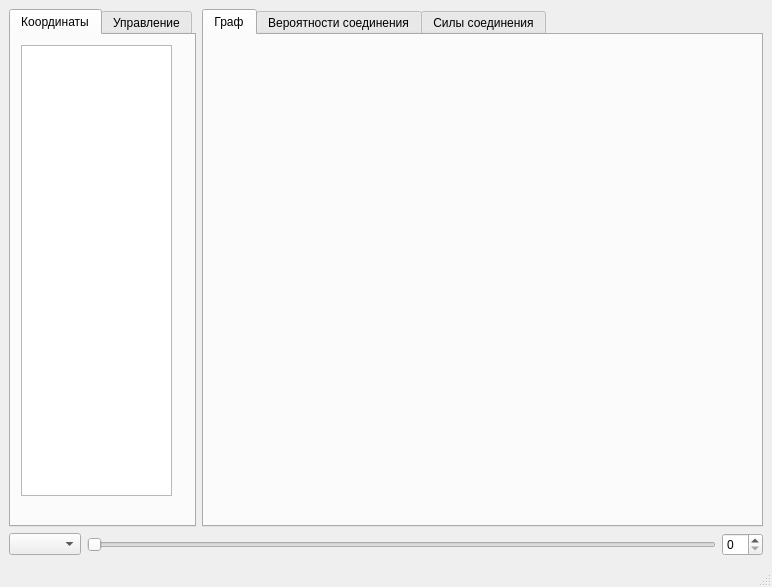
The window that forms/display_structure.ui (rmksrv/Multilevel_Hierarchy) describes before a commit, drawn with Qt 5.
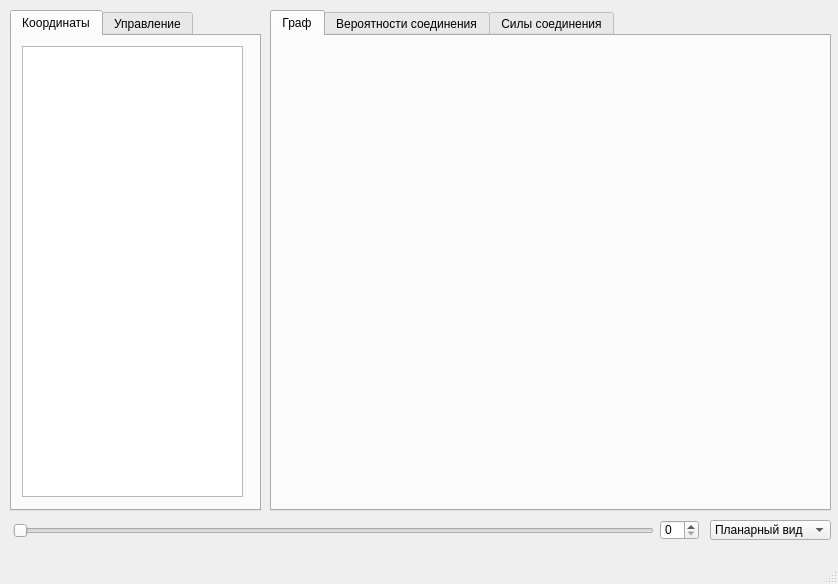
The same window after the commit. Custom widgets are drawn as their Qt base class.

Commit message: added support of several graph layouts drawing

The edit to the form file:
```diff
--- a/forms/display_structure.ui
+++ b/forms/display_structure.ui
@@ -6,19 +6,23 @@
    <rect>
     <x>0</x>
     <y>0</y>
-    <width>772</width>
-    <height>587</height>
+    <width>838</width>
+    <height>584</height>
    </rect>
   </property>
   <property name="windowTitle">
    <string>MainWindow</string>
   </property>
   <widget class="QWidget" name="centralwidget">
-   <layout class="QVBoxLayout" name="verticalLayout">
-    <item>
-     <layout class="QHBoxLayout" name="horizontalLayout_2">
-      <item>
        <widget class="QTabWidget" name="tabWidget__left">
+    <property name="geometry">
+     <rect>
+      <x>10</x>
+      <y>10</y>
+      <width>251</width>
+      <height>501</height>
+     </rect>
+    </property>
         <property name="sizePolicy">
          <sizepolicy hsizetype="Fixed" vsizetype="Expanding">
           <horstretch>0</horstretch>
@@ -37,7 +41,7 @@
            <rect>
             <x>10</x>
             <y>10</y>
-            <width>151</width>
+        <width>221</width>
             <height>451</height>
            </rect>
           </property>
@@ -59,9 +63,15 @@
          </widget>
         </widget>
        </widget>
-      </item>
-      <item>
        <widget class="QTabWidget" name="tabWidget__right">
+    <property name="geometry">
+     <rect>
+      <x>270</x>
+      <y>10</y>
+      <width>561</width>
+      <height>501</height>
+     </rect>
+    </property>
         <property name="currentIndex">
          <number>0</number>
         </property>
@@ -117,23 +127,48 @@
          </widget>
         </widget>
        </widget>
-      </item>
-     </layout>
-    </item>
+   <widget class="QComboBox" name="comboBox__layoutSelect">
+    <property name="geometry">
+     <rect>
+      <x>710</x>
+      <y>520</y>
+      <width>121</width>
+      <height>20</height>
+     </rect>
+    </property>
     <item>
-     <layout class="QHBoxLayout" name="horizontalLayout">
-      <item>
-       <widget class="QComboBox" name="comboBox__layoutSelect"/>
+     <property name="text">
+      <string>Планарный вид</string>
+     </property>
       </item>
       <item>
+     <property name="text">
+      <string>Декартова плоскость</string>
+     </property>
+    </item>
+   </widget>
        <widget class="QSlider" name="horizontalSlider__currentTime">
+    <property name="geometry">
+     <rect>
+      <x>13</x>
+      <y>520</y>
+      <width>641</width>
+      <height>22</height>
+     </rect>
+    </property>
         <property name="orientation">
          <enum>Qt::Horizontal</enum>
         </property>
        </widget>
-      </item>
-      <item>
        <widget class="QSpinBox" name="spinBox__currentTime">
+    <property name="geometry">
+     <rect>
+      <x>660</x>
+      <y>520</y>
+      <width>39</width>
+      <height>20</height>
+     </rect>
+    </property>
         <property name="minimumSize">
          <size>
           <width>30</width>
@@ -141,10 +176,6 @@
          </size>
         </property>
        </widget>
-      </item>
-     </layout>
-    </item>
-   </layout>
   </widget>
   <widget class="QMenuBar" name="menubar">
    <property name="geometry">
```
Left out of the diff: 4 changed lines with no effect on the pictures. Lines whose indentation alone changed are shown as unchanged. The commit also changes 2 other files.
